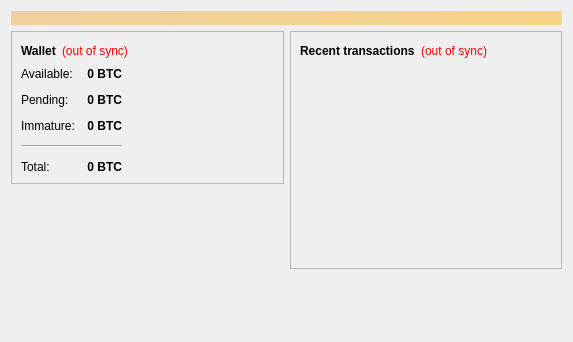
The window that src/qt/forms/overviewpage.ui (fourty2/sinertaler) describes before a commit, drawn with Qt 5.
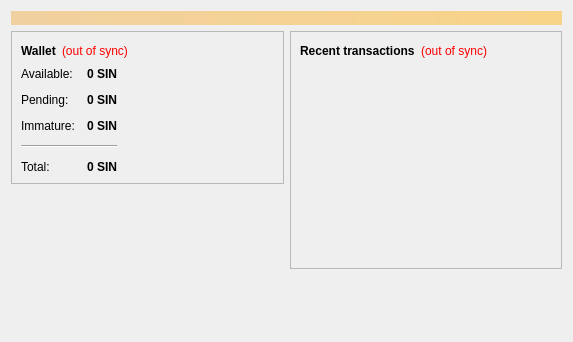
The same window after the commit.

What changed in the file:
```diff
--- a/src/qt/forms/overviewpage.ui
+++ b/src/qt/forms/overviewpage.ui
@@ -124,7 +124,7 @@
                <string>Your current spendable balance</string>
               </property>
               <property name="text">
-               <string notr="true">0 BTC</string>
+               <string notr="true">0 SIN</string>
               </property>
               <property name="alignment">
                <set>Qt::AlignRight|Qt::AlignTrailing|Qt::AlignVCenter</set>
@@ -156,7 +156,7 @@
                <string>Total of transactions that have yet to be confirmed, and do not yet count toward the spendable balance</string>
               </property>
               <property name="text">
-               <string notr="true">0 BTC</string>
+               <string notr="true">0 SIN</string>
               </property>
               <property name="alignment">
                <set>Qt::AlignRight|Qt::AlignTrailing|Qt::AlignVCenter</set>
@@ -185,7 +185,7 @@
                <string>Mined balance that has not yet matured</string>
               </property>
               <property name="text">
-               <string notr="true">0 BTC</string>
+               <string notr="true">0 SIN</string>
               </property>
               <property name="alignment">
                <set>Qt::AlignRight|Qt::AlignTrailing|Qt::AlignVCenter</set>
@@ -217,7 +217,7 @@
                <string>Your current total balance</string>
               </property>
               <property name="text">
-               <string notr="true">0 BTC</string>
+               <string notr="true">0 SIN</string>
               </property>
               <property name="alignment">
                <set>Qt::AlignRight|Qt::AlignTrailing|Qt::AlignVCenter</set>
```
